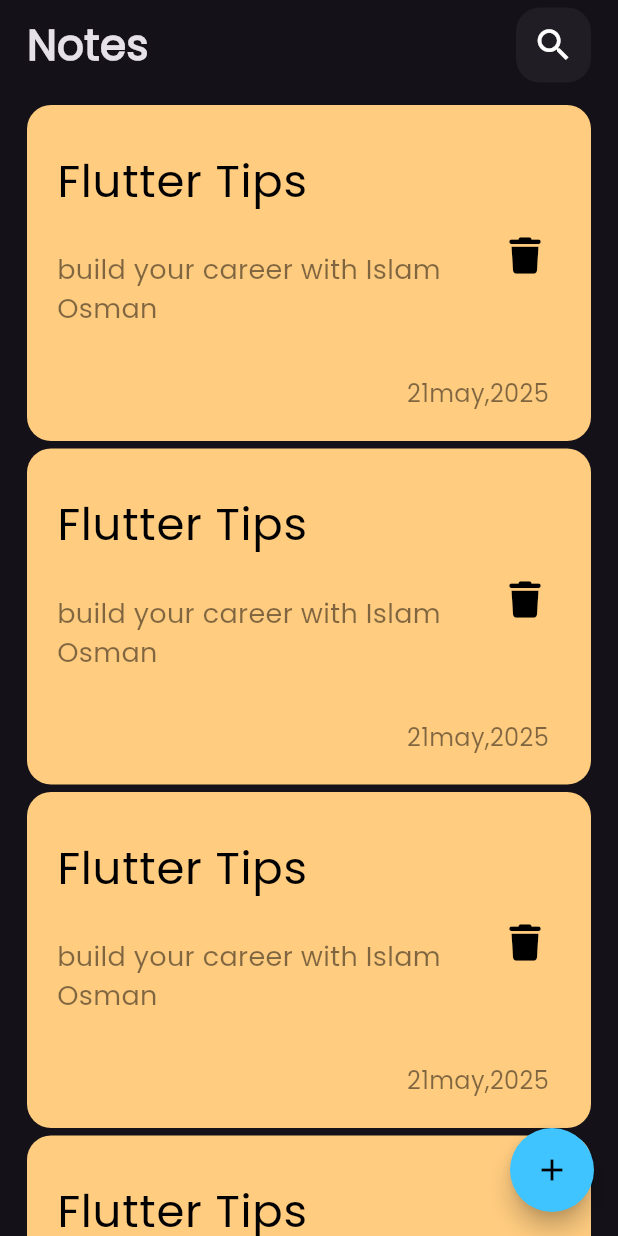
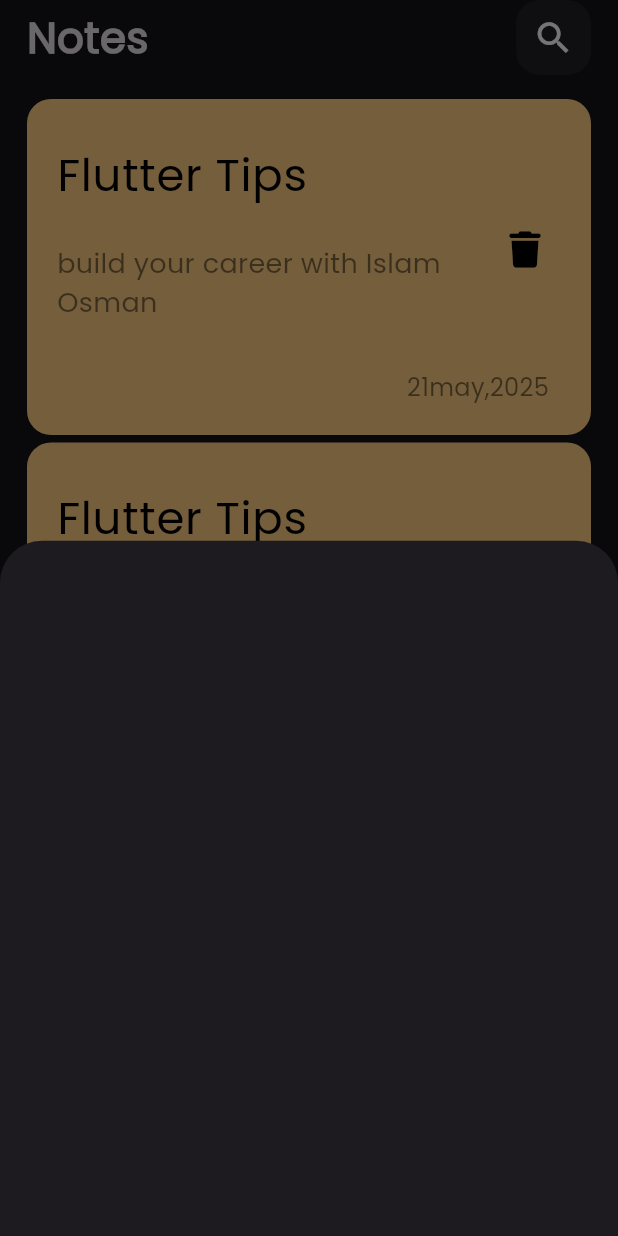
Before and after one commit to Islamzaki10/myNoteApp, a Flutter app: the screen it shows after launch, after a tap on the "add" icon, on a phone screen of 412 x 824 dp. Run offline on Flutter 3.47's test engine with Material 3 defaults, Android fonts, the phone set to English and light mode, and no system bars; our stand-ins replace font_awesome_flutter.

Commit message:
add botton model Sheet

```diff
--- a/lib/views/notes_view.dart
+++ b/lib/views/notes_view.dart
@@ -1,4 +1,5 @@
 import 'package:flutter/material.dart';
+import 'package:note_app/views/widgets/add_note_botton_sheet.dart';
 import 'package:note_app/views/widgets/notes_view_body.dart';
 
 class NotesView extends StatelessWidget {
@@ -10,7 +11,14 @@ class NotesView extends StatelessWidget {
       floatingActionButton: FloatingActionButton(
         backgroundColor: Colors.lightBlueAccent,
         shape: const CircleBorder(),
-        onPressed: () {},
+        onPressed: () {
+          showModalBottomSheet(
+            context: context,
+            builder: (context) {
+              return const AddNoteBotton();
+            },
+          );
+        },
         child: const Icon(Icons.add, color: Colors.black),
       ),
       body: NotesViewBody(),
--- /dev/null
+++ b/lib/views/widgets/add_note_botton_sheet.dart
@@ -0,0 +1,10 @@
+import 'package:flutter/material.dart';
+
+class AddNoteBotton extends StatelessWidget {
+  const AddNoteBotton({super.key});
+
+  @override
+  Widget build(BuildContext context) {
+    return Container(width: double.infinity, height: 600);
+  }
+}
--- a/lib/views/widgets/notes_list_view.dart
+++ b/lib/views/widgets/notes_list_view.dart
@@ -6,13 +6,17 @@ class NotesListView extends StatelessWidget {
 
   @override
   Widget build(BuildContext context) {
-    return ListView.builder(
+    return Padding(
+      padding: const EdgeInsets.symmetric(vertical: 16.0),
+      child: ListView.builder(
+        padding: EdgeInsets.zero,
         itemBuilder: (context, index) {
           return Padding(
             padding: const EdgeInsets.only(bottom: 5),
             child: Notecard(),
           );
         },
+      ),
     );
   }
 }
--- a/lib/views/widgets/notes_view_body.dart
+++ b/lib/views/widgets/notes_view_body.dart
@@ -12,12 +12,7 @@ class NotesViewBody extends StatelessWidget {
       child: Padding(
         padding: const EdgeInsets.symmetric(horizontal: 18),
         child: Column(
-          children: [
-            SizedBox(height: 5),
-            CustomAppBar(),
-            SizedBox(height: 15),
-            Expanded(child: NotesListView()),
-          ],
+          children: [CustomAppBar(), Expanded(child: NotesListView())],
         ),
       ),
     );
```
Lines whose indentation alone changed are shown as unchanged.
